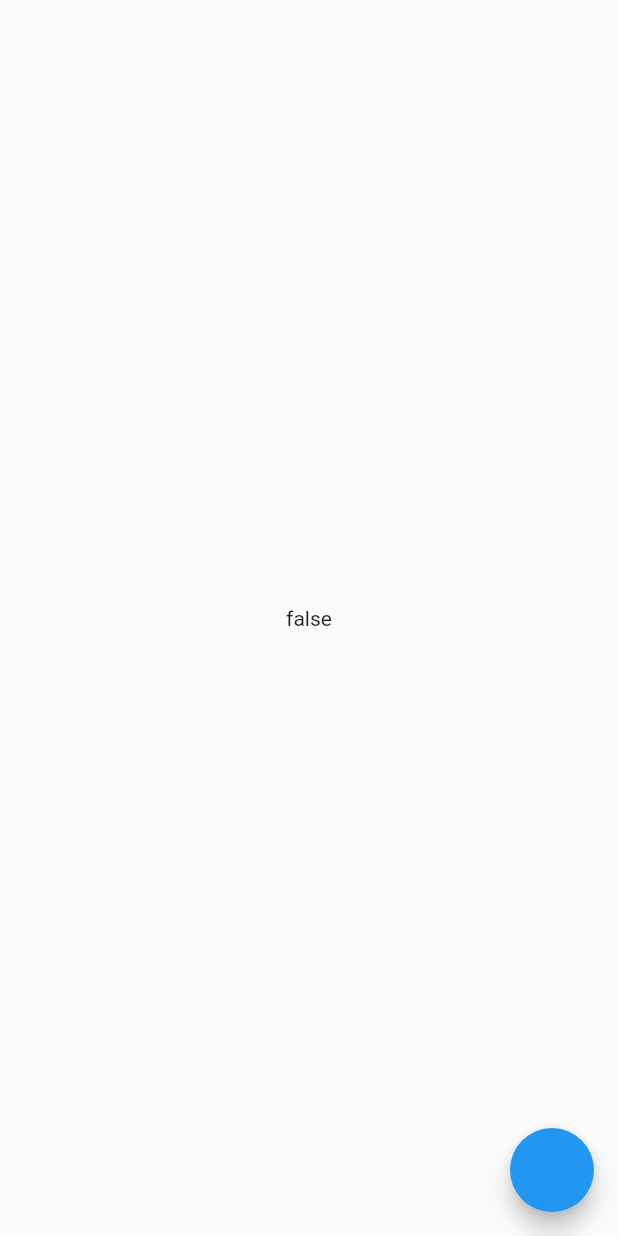
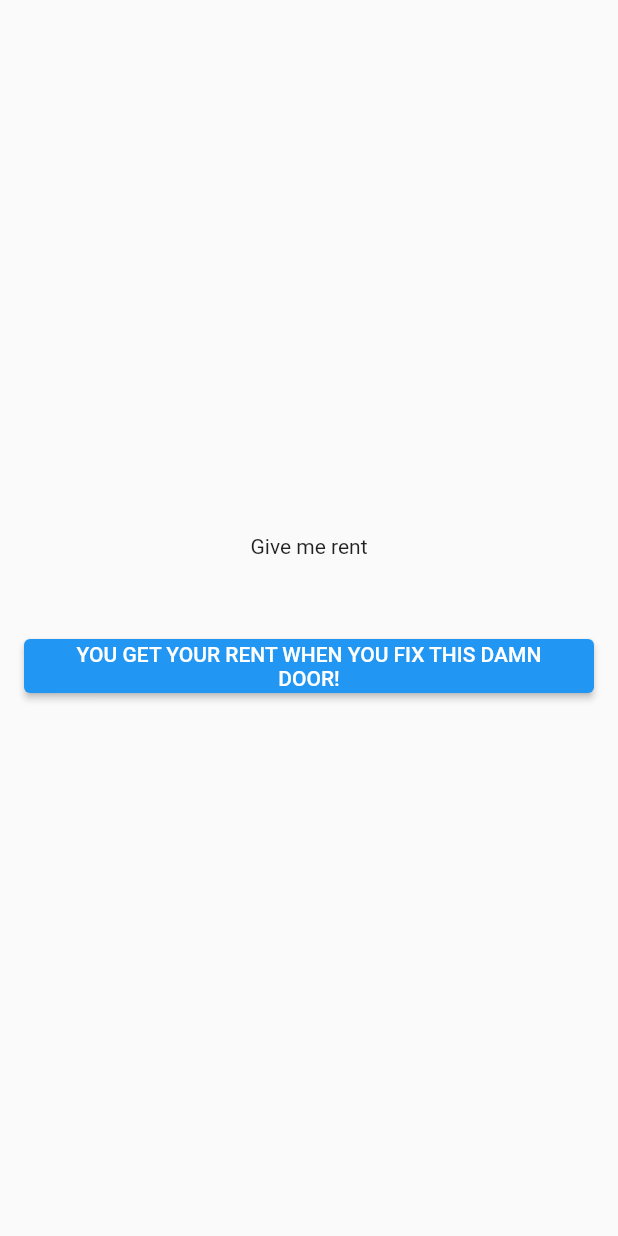
Before and after one commit to tsnAnh/GetxFlutterProjectTemplate, a Flutter app: the Home screen opened by its route, on a phone screen of 412 x 824 dp. Run offline on Flutter 3.47's test engine with Material 2 defaults, Android fonts, the phone set to English and light mode, and no system bars; our stand-ins replace get, get_storage, logger; accounts and stored records are empty.

Commit message:
Refactor this project to a project template

```diff
--- a/lib/bindings/home_binding.dart
+++ b/lib/bindings/home_binding.dart
@@ -1,5 +1,5 @@
 import 'package:get/get.dart';
-import 'package:water_reminder/views/home/home_controller.dart';
+import 'package:getx_flutter_project_template/views/home/home_controller.dart';
 
 class HomeBinding extends Bindings {
   @override
--- a/lib/bindings/sign_in_binding.dart
+++ b/lib/bindings/sign_in_binding.dart
@@ -1,5 +1,5 @@
 import 'package:get/get.dart';
-import 'package:water_reminder/views/sign_in/sign_in_controller.dart';
+import 'package:getx_flutter_project_template/views/sign_in/sign_in_controller.dart';
 
 class SignInBinding extends Bindings {
   @override
--- a/lib/extensions/extensions.dart
+++ /dev/null
@@ -1,6 +0,0 @@
-extension DartExt<T> on T {
-  T also(Function(T) block) {
-    block(this);
-    return this;
-  }
-}
--- /dev/null
+++ b/lib/extensions/kotlin_extensions.dart
@@ -0,0 +1,11 @@
+/// Look at little Kotlin developer Jr. Gonna cry?
+extension DartKotlinExt<T> on T {
+  T also(Function(T) block) {
+    block(this);
+    return this;
+  }
+
+  T let(dynamic Function(T) block) {
+    return block(this);
+  }
+}
--- a/lib/main.dart
+++ b/lib/main.dart
@@ -1,7 +1,7 @@
 import 'package:flutter/material.dart';
 import 'package:get/get.dart';
-import 'package:water_reminder/app.dart';
-import 'package:water_reminder/services/storage_service.dart';
+import 'package:getx_flutter_project_template/app.dart';
+import 'package:getx_flutter_project_template/services/storage_service.dart';
 
 void main() async {
   WidgetsFlutterBinding.ensureInitialized();
--- a/lib/middlewares/auth_guard.dart
+++ b/lib/middlewares/auth_guard.dart
@@ -1,7 +1,7 @@
 import 'package:flutter/material.dart';
 import 'package:get/get.dart';
-import 'package:water_reminder/constants.dart';
-import 'package:water_reminder/navigation/app_pages.dart';
+import 'package:getx_flutter_project_template/constants.dart';
+import 'package:getx_flutter_project_template/navigation/app_pages.dart';
 
 import '../services/storage_service.dart';
 
--- /dev/null
+++ b/lib/translations/locales.dart
@@ -0,0 +1,8 @@
+part of 'translations.dart';
+
+abstract class AppLocales {
+  static const en = Locale('en', 'US');
+  static const vi = Locale('vi', 'VN');
+
+  static const locales = [en, vi];
+}
--- /dev/null
+++ b/lib/translations/translations.dart
@@ -0,0 +1,16 @@
+import 'package:flutter/material.dart';
+import 'package:get/get.dart';
+
+part 'locales.dart';
+
+class AppTranslations extends Translations {
+  @override
+  Map<String, Map<String, String>> get keys => {
+        AppLocales.en.toLanguageTag(): {
+          'hello': 'Hello World',
+        },
+        AppLocales.vi.toLanguageTag(): {
+          'hello': 'Chao the gioi :v',
+        }
+      };
+}
--- a/lib/views/home/home.dart
+++ b/lib/views/home/home.dart
@@ -1,24 +1,2 @@
-import 'package:flutter/material.dart';
-import 'package:get/get.dart';
-import 'package:water_reminder/constants.dart';
-import 'package:water_reminder/navigation/app_pages.dart';
-import 'package:water_reminder/views/home/home_controller.dart';
-
-class Home extends GetView<HomeController> {
-  const Home({Key? key}) : super(key: key);
-
-  @override
-  Widget build(BuildContext context) {
-    return Scaffold(
-      body: Center(
-        child: Text(controller.storage.hasData(Constants.token).toString()),
-      ),
-      floatingActionButton: FloatingActionButton(
-        onPressed: () async {
-          await controller.removeToken();
-          Get.offNamed(AppRoutes.signIn);
-        },
-      ),
-    );
-  }
-}
+export 'home_screen.dart';
+export 'home_controller.dart';
--- a/lib/views/home/home_controller.dart
+++ b/lib/views/home/home_controller.dart
@@ -1,6 +1,6 @@
 import 'package:get/get.dart';
-import 'package:water_reminder/constants.dart';
-import 'package:water_reminder/services/storage_service.dart';
+import 'package:getx_flutter_project_template/constants.dart';
+import 'package:getx_flutter_project_template/services/storage_service.dart';
 
 class HomeController extends GetxController {
   final storage = Get.find<StorageService>();
--- /dev/null
+++ b/lib/views/home/home_screen.dart
@@ -0,0 +1,38 @@
+import 'package:flutter/material.dart';
+import 'package:get/get.dart';
+import 'package:getx_flutter_project_template/navigation/app_pages.dart';
+import 'package:getx_flutter_project_template/views/home/home_controller.dart';
+
+class Home extends GetView<HomeController> {
+  const Home({Key? key}) : super(key: key);
+
+  @override
+  Widget build(BuildContext context) {
+    return Scaffold(
+      body: Column(
+        mainAxisAlignment: MainAxisAlignment.center,
+        children: [
+          const Center(
+            child: Text('Give me rent'),
+          ),
+          const SizedBox(
+            height: 48,
+          ),
+          Padding(
+            padding: const EdgeInsets.symmetric(horizontal: 16.0),
+            child: ElevatedButton(
+              onPressed: () async {
+                await controller.removeToken();
+                Get.offAllNamed(AppRoutes.signIn);
+              },
+              child: const Text(
+                'YOU GET YOUR RENT WHEN YOU FIX THIS DAMN DOOR!',
+                textAlign: TextAlign.center,
+              ),
+            ),
+          ),
+        ],
+      ),
+    );
+  }
+}
--- a/lib/views/sign_in/sign_in_controller.dart
+++ b/lib/views/sign_in/sign_in_controller.dart
@@ -1,12 +1,10 @@
 import 'package:get/get.dart';
-import 'package:water_reminder/constants.dart';
-import 'package:water_reminder/services/storage_service.dart';
+import 'package:getx_flutter_project_template/constants.dart';
+import 'package:getx_flutter_project_template/services/storage_service.dart';
 
 class SignInController extends GetxController {
   final StorageService _storage = Get.find();
 
-  var title = 'Con cac';
-
   Future saveToken(String token) async =>
       await _storage.write(Constants.token, token);
 }
--- /dev/null
+++ b/lib/views/sign_in/sign_in_screen.dart
@@ -0,0 +1,25 @@
+import 'package:flutter/material.dart';
+import 'package:get/get.dart';
+import 'package:getx_flutter_project_template/constants.dart';
+import 'package:getx_flutter_project_template/navigation/app_pages.dart';
+import 'package:getx_flutter_project_template/views/sign_in/sign_in_controller.dart';
+
+class SignIn extends GetView<SignInController> {
+  const SignIn({Key? key}) : super(key: key);
+
+  @override
+  Widget build(BuildContext context) {
+    return Scaffold(
+      body: const Center(
+        child: Text('You\'re not Peter Parker'),
+      ),
+      floatingActionButton: FloatingActionButton.extended(
+        onPressed: () async {
+          await controller.saveToken(Constants.token);
+          Get.offAllNamed(AppRoutes.home);
+        },
+        label: const Text('Sign In'),
+      ),
+    );
+  }
+}
--- a/pubspec.yaml
+++ b/pubspec.yaml
@@ -1,4 +1,4 @@
-name: water_reminder
+name: getx_flutter_project_template
 description: A new Flutter project.
 
 # The following line prevents the package from being accidentally published to
```
Also changed, not shown: lib/app.dart (+6 -3 lines), lib/navigation/app_pages.dart (+6 -5 lines), lib/views/sign_in/sign_in.dart (+2 -23 lines), lib/widgets/example_widget.dart (added, +10 -0 lines), 8 other files.
